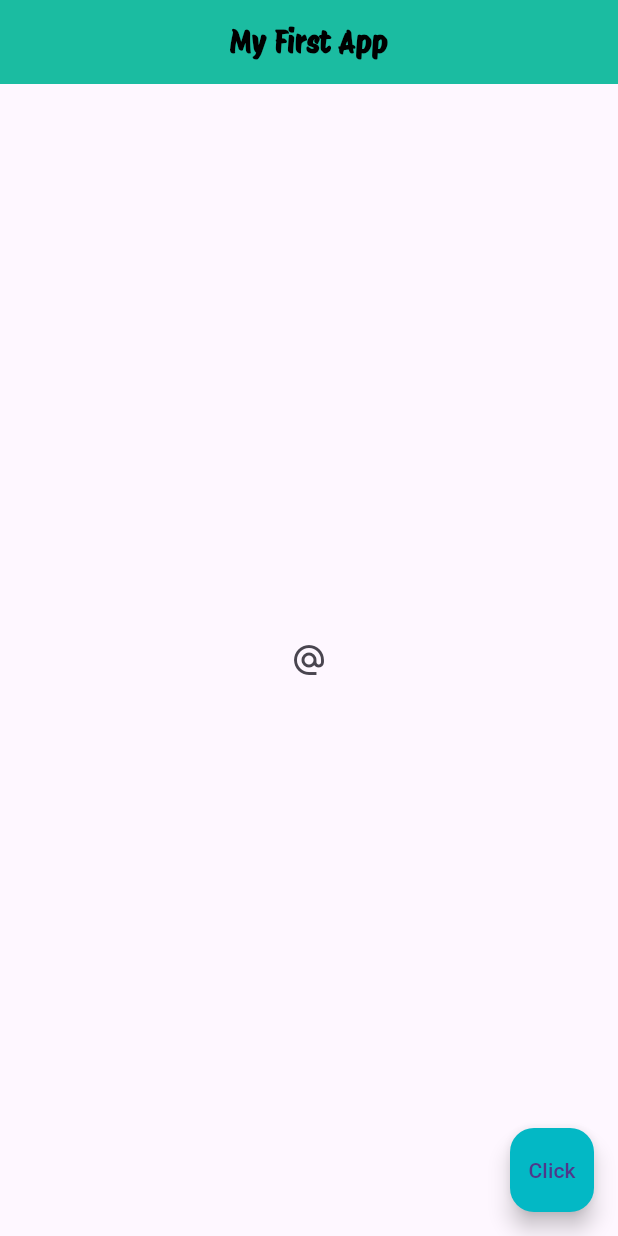
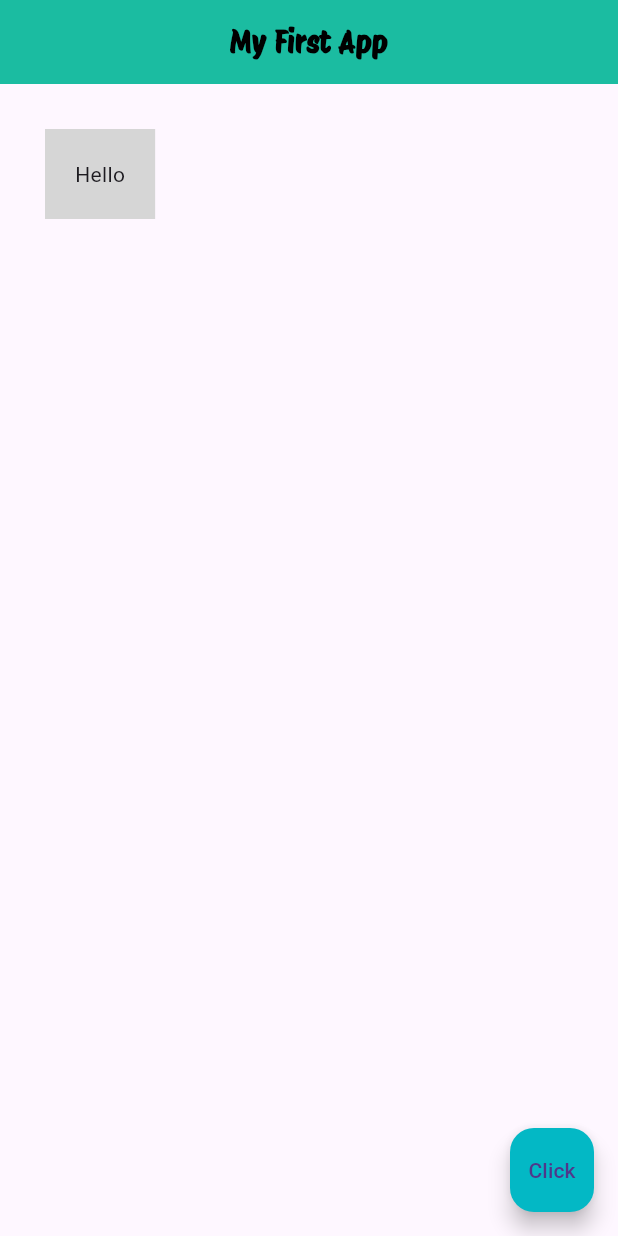
Before and after one commit to GetontoMoses/Flutter-Time-Zone-App, a Flutter app: the screen it shows after launch, on a phone screen of 412 x 824 dp. Run offline on Flutter 3.47's test engine with Material 3 defaults, Android fonts, the phone set to English and light mode, and no system bars.

Commit message:
feat: implementing Containers,padding and margin

```diff
--- a/time_zones/lib/main.dart
+++ b/time_zones/lib/main.dart
@@ -28,9 +28,15 @@ class Home extends StatelessWidget {
         centerTitle: true,
         backgroundColor: Color.fromARGB(255, 27, 188, 161),
       ),
-      body: Center(
-        child: IconButton(onPressed: () {}, icon: Icon(Icons.alternate_email)),
+      body: Container(
+        padding: EdgeInsets.all(20.0),
+        color: Colors.grey[350],
+        child: Text("Hello"),
+        margin: EdgeInsets.all(30.0),
       ),
+      // Center(
+      //   child: IconButton(onPressed: () {}, icon: Icon(Icons.alternate_email)),
+      // ),
       //     child: ElevatedButton.icon(
       //   onPressed: () {
       //     print("object");
```
